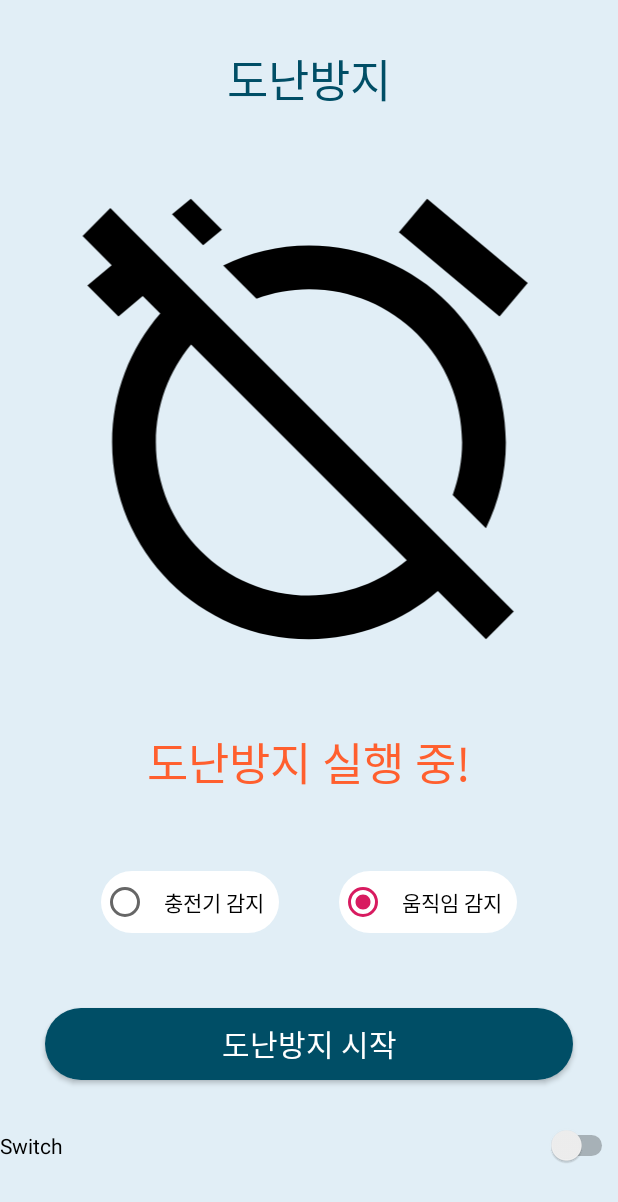
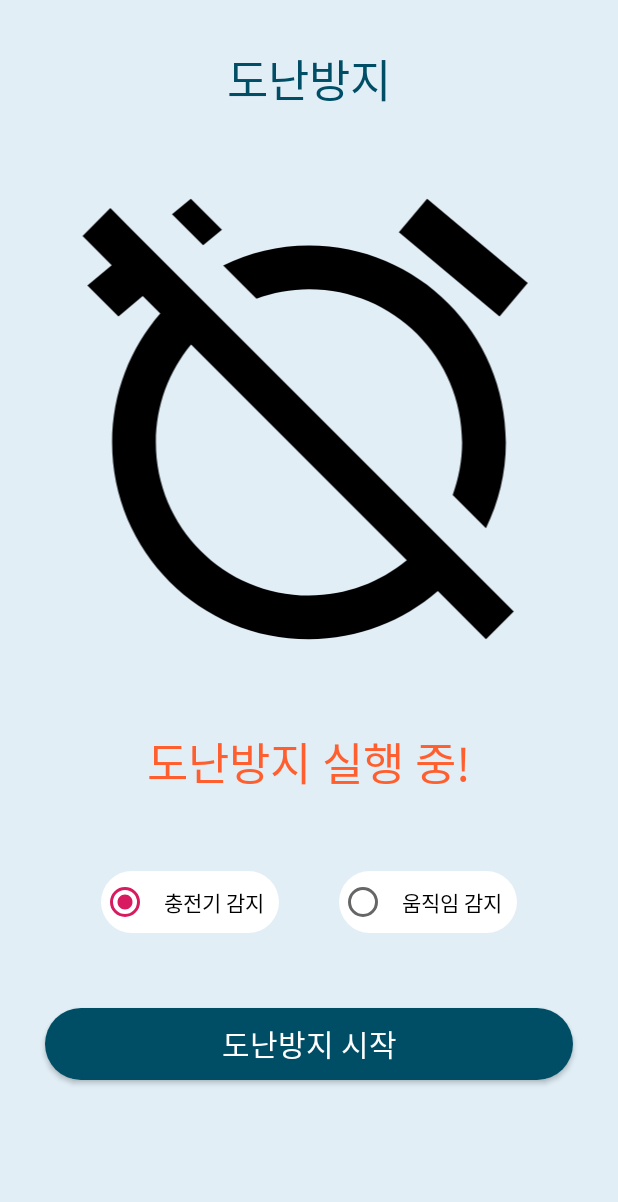
Before and after one commit to SeongraeKim/Antitheft, an Android app: the screen it shows after launch (MainActivity), on a phone screen of 412 x 824 dp. Shown: the top 1202 px of the screen. Run offline under Robolectric (Android 15) with nearby library versions, the phone set to English and light mode, and no system bars.

Commit message:
Android Antitheft App Updated 2020-03-18 17:37

```diff
--- a/app/src/main/java/com/kim/antitheft/MyBroadcastReceiver.java
+++ b/app/src/main/java/com/kim/antitheft/MyBroadcastReceiver.java
@@ -8,7 +8,6 @@ import android.widget.Toast;
 
 public class MyBroadcastReceiver extends BroadcastReceiver {
 
-    public static Context mContext;
     MediaPlayer player;
 
     @Override
--- a/app/src/main/res/layout/activity_main.xml
+++ b/app/src/main/res/layout/activity_main.xml
@@ -32,37 +32,6 @@
         android:textSize="30dp"
         android:text="도난방지 실행 중!"/>
 
-    <!--<LinearLayout
-        android:layout_width="match_parent"
-        android:layout_height="wrap_content"
-        android:gravity="center_horizontal"
-        android:padding="30dp">
-
-        <TextView
-            android:layout_width="wrap_content"
-            android:layout_height="wrap_content"
-            android:layout_marginRight="10dp"
-            android:textStyle="bold"
-            android:text="충전기 분리 감지"/>
-
-        <Switch
-            android:id="@+id/sw"
-            android:layout_width="wrap_content"
-            android:layout_height="wrap_content"
-            android:track="@drawable/switch_track_selector"
-            android:thumb="@drawable/switch_thumb_selector"
-            android:textOff="STOP"
-            android:textOn="START"
-            android:checked="false"
-            />
-
-        <TextView
-            android:layout_width="wrap_content"
-            android:layout_height="wrap_content"
-            android:layout_marginLeft="10dp"
-            android:textStyle="bold"
-            android:text="움직임 감지"/>-->
-
         <RadioGroup
             android:id="@+id/rg"
             android:layout_width="match_parent"
@@ -76,6 +45,7 @@
                 android:layout_height="wrap_content"
                 android:layout_margin="20dp"
                 android:padding="10dp"
+                android:checked="true"
                 android:text="충전기 감지"
                 android:background="@drawable/rounded_white"/>
 
@@ -90,8 +60,6 @@
 
         </RadioGroup>
 
-   <!--</LinearLayout>-->
-
     <ToggleButton
         android:id="@+id/toggleButton"
         android:layout_width="match_parent"
@@ -105,11 +73,4 @@
         android:textOn="실행 중지"
         android:onClick="onToggleClicked"/>
 
-    <Switch
-        android:id="@+id/switch1"
-        android:layout_width="match_parent"
-        android:layout_height="wrap_content"
-        android:text="Switch" />
-
-
 </LinearLayout>
```
Also changed, not shown: app/src/main/java/com/kim/antitheft/MainActivity.java (+19 -14 lines).
